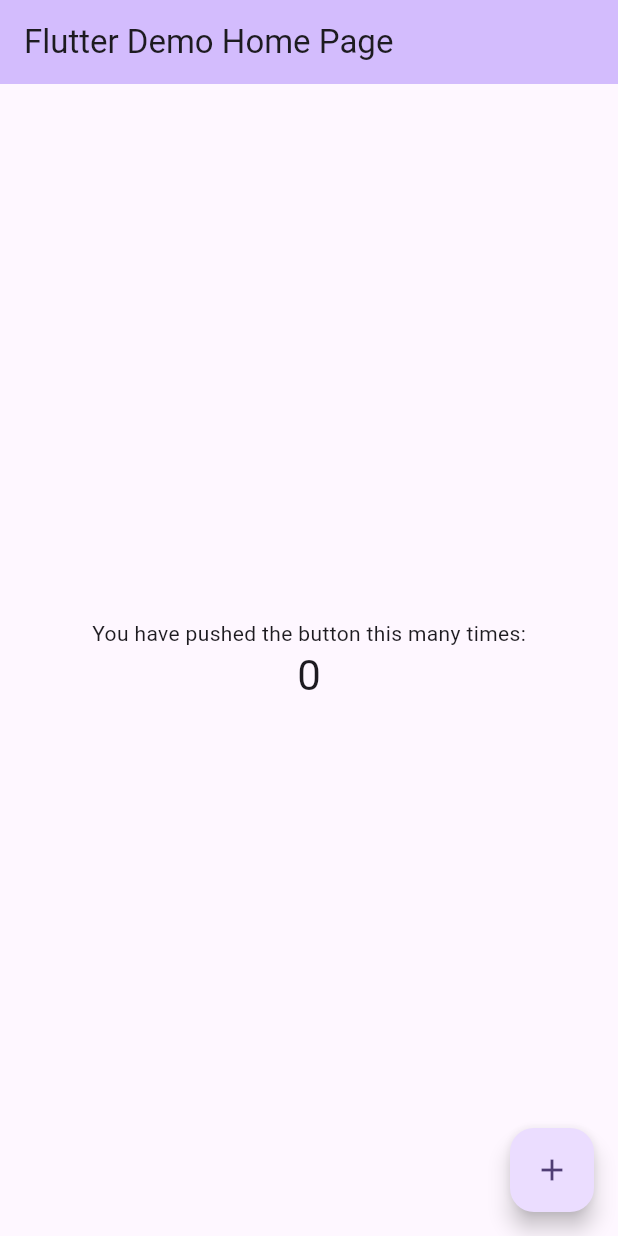
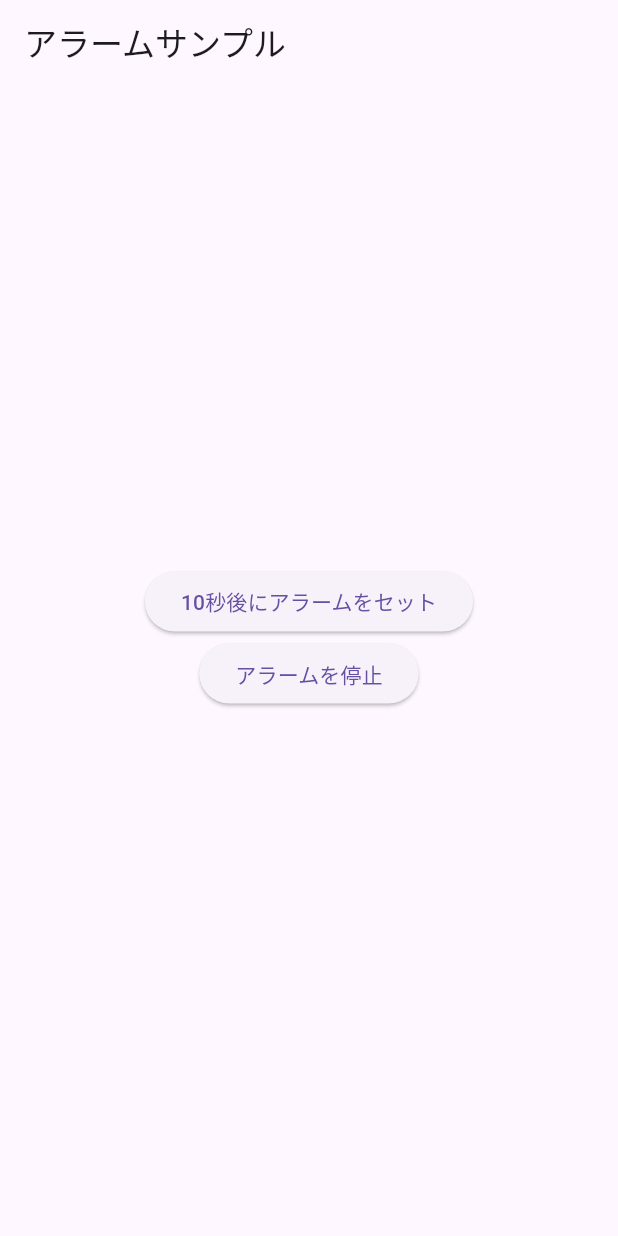
Before and after one commit to hirashima00/amazing-morning, a Flutter app: the screen it shows after launch, on a phone screen of 412 x 824 dp. Run offline on Flutter 3.47's test engine with Material 3 defaults, Android fonts, the phone set to English and light mode, and no system bars; missing offline and left inert: alarm; statements that could not run were skipped.

Commit message:
alarm_kalidone

```diff
--- a/alarm_app/lib/main.dart
+++ b/alarm_app/lib/main.dart
@@ -1,124 +1,134 @@
+import 'dart:io';
 import 'package:flutter/material.dart';
+import 'package:alarm/alarm.dart';
 
-void main() {
+void main() async {
+  WidgetsFlutterBinding.ensureInitialized();
+  await Alarm.init(); // 初期化必須
   runApp(const MyApp());
 }
 
 class MyApp extends StatelessWidget {
   const MyApp({super.key});
 
-  // This widget is the root of your application.
   @override
   Widget build(BuildContext context) {
-    return MaterialApp(
-      title: 'Flutter Demo',
-      theme: ThemeData(
-        // This is the theme of your application.
-        //
-        // TRY THIS: Try running your application with "flutter run". You'll see
-        // the application has a purple toolbar. Then, without quitting the app,
-        // try changing the seedColor in the colorScheme below to Colors.green
-        // and then invoke "hot reload" (save your changes or press the "hot
-        // reload" button in a Flutter-supported IDE, or press "r" if you used
-        // the command line to start the app).
-        //
-        // Notice that the counter didn't reset back to zero; the application
-        // state is not lost during the reload. To reset the state, use hot
-        // restart instead.
-        //
-        // This works for code too, not just values: Most code changes can be
-        // tested with just a hot reload.
-        colorScheme: ColorScheme.fromSeed(seedColor: Colors.deepPurple),
-      ),
-      home: const MyHomePage(title: 'Flutter Demo Home Page'),
+    return const MaterialApp(
+      home: AlarmPage(),
     );
   }
 }
 
-class MyHomePage extends StatefulWidget {
-  const MyHomePage({super.key, required this.title});
-
-  // This widget is the home page of your application. It is stateful, meaning
-  // that it has a State object (defined below) that contains fields that affect
-  // how it looks.
-
-  // This class is the configuration for the state. It holds the values (in this
-  // case the title) provided by the parent (in this case the App widget) and
-  // used by the build method of the State. Fields in a Widget subclass are
-  // always marked "final".
-
-  final String title;
+class AlarmPage extends StatefulWidget {
+  const AlarmPage({super.key});
 
   @override
-  State<MyHomePage> createState() => _MyHomePageState();
+  State<AlarmPage> createState() => _AlarmPageState();
 }
 
-class _MyHomePageState extends State<MyHomePage> {
-  int _counter = 0;
+class _AlarmPageState extends State<AlarmPage> {
+  int alarmId = 0;
+  List<DateTime> dateTime = [];
+  Future<void> _selectTime(BuildContext context) async {
+    TimeOfDay selectedTime = TimeOfDay.now();
+    final now = DateTime.now();
+    final TimeOfDay? picked = await showTimePicker(
+      context: context,
+      initialTime: selectedTime,    // 最初に表示する時刻を設定
+    );
 
-  //たくみ
+    if (picked != null) {
+      setState(() {
+        // 選択された時刻を変数に格納
+        selectedTime = picked;
+        dateTime.add(DateTime(
+          now.year,
+          now.month,
+          now.day,
+          selectedTime.hour,
+          selectedTime.minute,
+        ));
+        alarmId++;
+      });
+    }
+  }
+  Future<void> _setAlarm() async {
+    await _selectTime(context);
+    final alarmSettings = AlarmSettings(
+      id: alarmId,
+      dateTime: dateTime[alarmId],
+      assetAudioPath: 'assets/alarm.mp3', // pubspec.yaml に登録した音源
+      loopAudio: true,
+      vibrate: true,
+      volumeSettings: VolumeSettings.fade(
+        volume: 0.8,
+        fadeDuration: const Duration(seconds: 5),
+        volumeEnforced: true,
+      ),
+      notificationSettings: const NotificationSettings(
+        title: 'アラーム',
+        body: '時間になりました！',
+        stopButton: '停止',
+      ),
+      warningNotificationOnKill: Platform.isIOS,
+      androidFullScreenIntent: true,
+    );
 
-  void _incrementCounter() {
-    setState(() {
-      // This call to setState tells the Flutter framework that something has
-      // changed in this State, which causes it to rerun the build method below
-      // so that the display can reflect the updated values. If we changed
-      // _counter without calling setState(), then the build method would not be
-      // called again, and so nothing would appear to happen.
-      _counter++;
+    await Alarm.set(alarmSettings: alarmSettings);
+
+    ScaffoldMessenger.of(context).showSnackBar(
+      const SnackBar(content: Text("アラームをセットしました")),
+    );
+  }
+
+  Future<void> _stopAlarm() async {
+    await Alarm.stop(alarmId);
+  }
+
+  @override
+  void initState() {
+    super.initState();
+    // アラームが鳴ったときの処理を監視
+    Alarm.ringStream.stream.listen((_) {
+      showDialog(
+        context: context,
+        builder: (context) => AlertDialog(
+          title: const Text("アラーム鳴動中"),
+          content: const Text("アラームが鳴っています！"),
+          actions: [
+            TextButton(
+              onPressed: () async {
+                await _stopAlarm();
+                Navigator.pop(context);
+              },
+              child: const Text("停止"),
+            ),
+          ],
+        ),
+      );
     });
   }
 
   @override
   Widget build(BuildContext context) {
-    // This method is rerun every time setState is called, for instance as done
-    // by the _incrementCounter method above.
-    //
-    // The Flutter framework has been optimized to make rerunning build methods
-    // fast, so that you can just rebuild anything that needs updating rather
-    // than having to individually change instances of widgets.
     return Scaffold(
-      appBar: AppBar(
-        // TRY THIS: Try changing the color here to a specific color (to
-        // Colors.amber, perhaps?) and trigger a hot reload to see the AppBar
-        // change color while the other colors stay the same.
-        backgroundColor: Theme.of(context).colorScheme.inversePrimary,
-        // Here we take the value from the MyHomePage object that was created by
-        // the App.build method, and use it to set our appbar title.
-        title: Text(widget.title),
-      ),
+      appBar: AppBar(title: const Text("アラームサンプル")),
       body: Center(
-        // Center is a layout widget. It takes a single child and positions it
-        // in the middle of the parent.
         child: Column(
-          // Column is also a layout widget. It takes a list of children and
-          // arranges them vertically. By default, it sizes itself to fit its
-          // children horizontally, and tries to be as tall as its parent.
-          //
-          // Column has various properties to control how it sizes itself and
-          // how it positions its children. Here we use mainAxisAlignment to
-          // center the children vertically; the main axis here is the vertical
-          // axis because Columns are vertical (the cross axis would be
-          // horizontal).
-          //
-          // TRY THIS: Invoke "debug painting" (choose the "Toggle Debug Paint"
-          // action in the IDE, or press "p" in the console), to see the
-          // wireframe for each widget.
           mainAxisAlignment: MainAxisAlignment.center,
-          children: <Widget>[
-            const Text('You have pushed the button this many times:'),
-            Text(
-              '$_counter',
-              style: Theme.of(context).textTheme.headlineMedium,
+          children: [
+            ElevatedButton(
+              onPressed: _setAlarm,
+              child: const Text("10秒後にアラームをセット"),
             ),
+            ElevatedButton(
+              onPressed: _stopAlarm,
+              child: const Text("アラームを停止"),
+            ),
+            SizedBox(height: 30,),
           ],
         ),
       ),
-      floatingActionButton: FloatingActionButton(
-        onPressed: _incrementCounter,
-        tooltip: 'Increment',
-        child: const Icon(Icons.add),
-      ), // This trailing comma makes auto-formatting nicer for build methods.
     );
   }
 }
```
